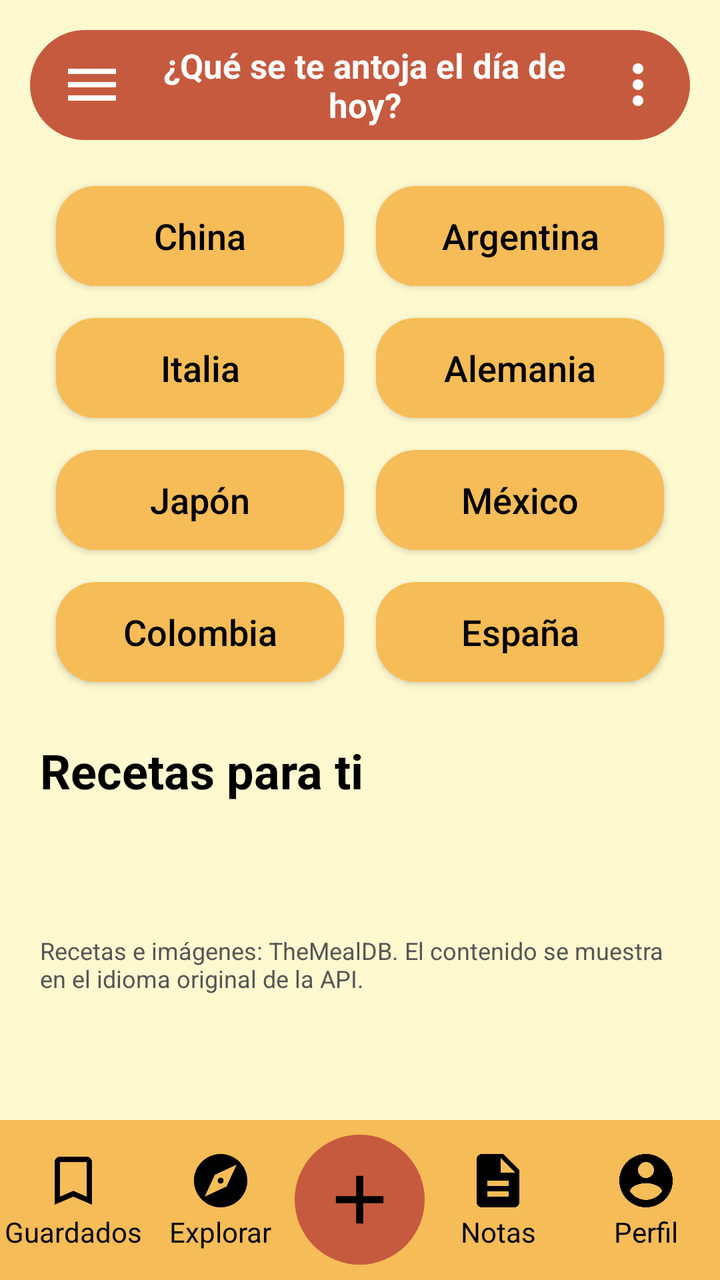
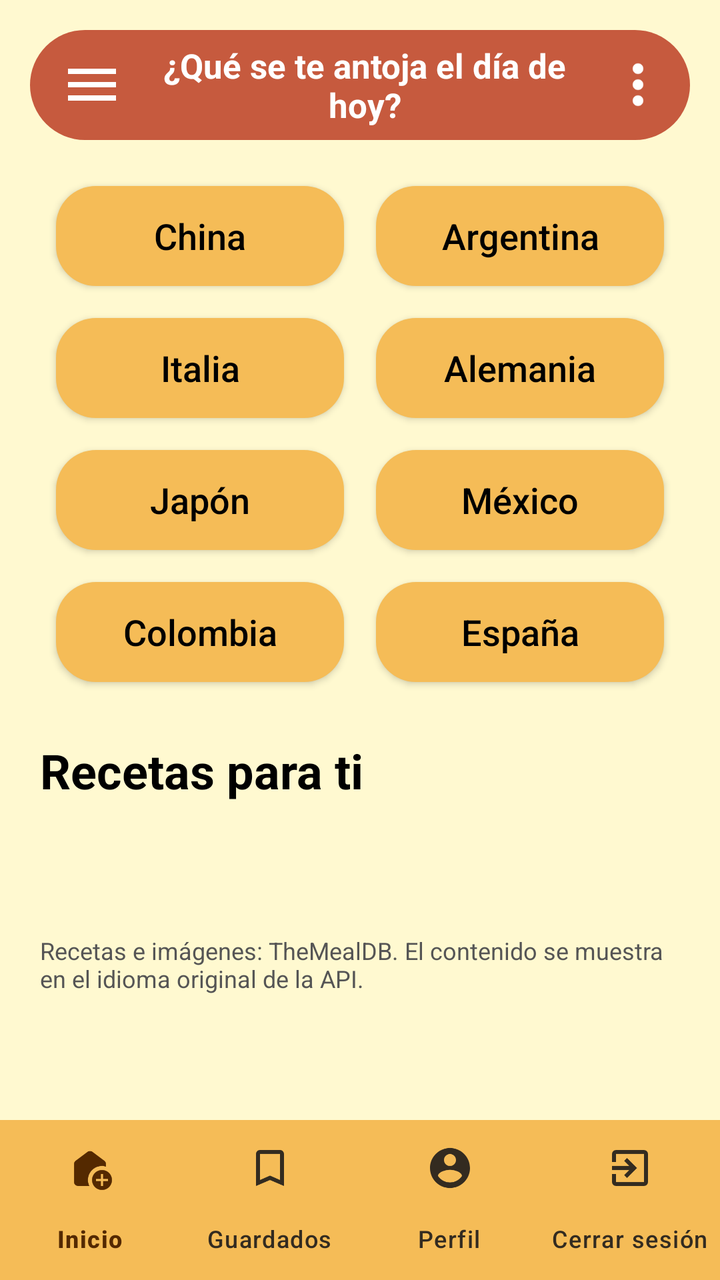

The first picture is an Android layout as it rendered before a commit; the second is the same layout after the commit. The layout source and the unified diff follow.
<!-- AndroidManifest.xml: application theme Theme.Recetario -->
<!-- res/layout/activity_home.xml -->
<?xml version="1.0" encoding="utf-8"?>
<androidx.constraintlayout.widget.ConstraintLayout xmlns:android="http://schemas.android.com/apk/res/android"
    xmlns:app="http://schemas.android.com/apk/res-auto"
    xmlns:tools="http://schemas.android.com/tools"
    android:id="@+id/main"
    android:layout_width="match_parent"
    android:layout_height="match_parent"
    android:background="#FFF9D0"
    tools:context=".HomeActivity">

    <ScrollView
        android:id="@+id/scrollRecetas"
        android:layout_width="0dp"
        android:layout_height="0dp"
        android:fillViewport="true"
        app:layout_constraintBottom_toTopOf="@id/barraInferior"
        app:layout_constraintEnd_toEndOf="parent"
        app:layout_constraintStart_toStartOf="parent"
        app:layout_constraintTop_toTopOf="parent">
        <LinearLayout
            android:layout_width="match_parent"
            android:layout_height="wrap_content"
            android:orientation="vertical"
            android:paddingBottom="20dp">
        
        <LinearLayout
            android:layout_width="match_parent"
            android:layout_height="55dp"
            android:layout_margin="15dp"
            android:background="@drawable/bg_barra"
            android:gravity="center_vertical"
            android:orientation="horizontal"
            android:paddingStart="15dp"
            android:paddingEnd="10dp">

            <ImageView
                android:layout_width="32dp"
                android:layout_height="32dp"
                android:src="@drawable/ic_menu" />

            <TextView
                android:id="@+id/tvBienvenida"
                android:layout_width="0dp"
                android:layout_height="wrap_content"
                android:layout_weight="1"
                android:gravity="center"
                android:text="¿Qué se te antoja el día de hoy?"
                android:textColor="#FFFFFF"
                android:textSize="17sp"
                android:textStyle="bold" />

            <ImageView
                android:layout_width="32dp"
                android:layout_height="32dp"
                android:src="@drawable/ic_mas_opciones" />

        </LinearLayout>

        

        <LinearLayout
            android:layout_width="match_parent"
            android:layout_height="wrap_content"
            android:layout_marginStart="20dp"
            android:layout_marginEnd="20dp"
            android:orientation="horizontal">

            <androidx.appcompat.widget.AppCompatButton
                android:id="@+id/btnChina"
                android:layout_width="0dp"
                android:layout_height="50dp"
                android:layout_margin="8dp"
                android:layout_weight="1"
                android:background="@drawable/bg_boton_pais"
                android:text="China"
                android:textAllCaps="false"
                android:textColor="#000000"
                android:textSize="18sp" />

            <androidx.appcompat.widget.AppCompatButton
                android:id="@+id/btnArgentina"
                android:layout_width="0dp"
                android:layout_height="50dp"
                android:layout_margin="8dp"
                android:layout_weight="1"
                android:background="@drawable/bg_boton_pais"
                android:text="Argentina"
                android:textAllCaps="false"
                android:textColor="#000000"
                android:textSize="18sp" />

        </LinearLayout>

        <LinearLayout
            android:layout_width="match_parent"
            android:layout_height="wrap_content"
            android:layout_marginStart="20dp"
            android:layout_marginEnd="20dp"
            android:orientation="horizontal">

            <androidx.appcompat.widget.AppCompatButton
                android:id="@+id/btnItalia"
                android:layout_width="0dp"
                android:layout_height="50dp"
                android:layout_margin="8dp"
                android:layout_weight="1"
                android:background="@drawable/bg_boton_pais"
                android:text="Italia"
                android:textAllCaps="false"
                android:textColor="#000000"
                android:textSize="18sp" />

            <androidx.appcompat.widget.AppCompatButton
                android:id="@+id/btnAlemania"
                android:layout_width="0dp"
                android:layout_height="50dp"
                android:layout_margin="8dp"
                android:layout_weight="1"
                android:background="@drawable/bg_boton_pais"
                android:text="Alemania"
                android:textAllCaps="false"
                android:textColor="#000000"
                android:textSize="18sp" />

        </LinearLayout>

        <LinearLayout
            android:layout_width="match_parent"
            android:layout_height="wrap_content"
            android:layout_marginStart="20dp"
            android:layout_marginEnd="20dp"
            android:orientation="horizontal">

            <androidx.appcompat.widget.AppCompatButton
                android:id="@+id/btnJapon"
                android:layout_width="0dp"
                android:layout_height="50dp"
                android:layout_margin="8dp"
                android:layout_weight="1"
                android:background="@drawable/bg_boton_pais"
                android:text="Japón"
                android:textAllCaps="false"
                android:textColor="#000000"
                android:textSize="18sp" />

            <androidx.appcompat.widget.AppCompatButton
                android:id="@+id/btnMexico"
                android:layout_width="0dp"
                android:layout_height="50dp"
                android:layout_margin="8dp"
                android:layout_weight="1"
                android:background="@drawable/bg_boton_pais"
                android:text="México"
                android:textAllCaps="false"
                android:textColor="#000000"
                android:textSize="18sp" />

        </LinearLayout>

        <LinearLayout
            android:layout_width="match_parent"
            android:layout_height="wrap_content"
            android:layout_marginStart="20dp"
            android:layout_marginEnd="20dp"
            android:orientation="horizontal">

            <androidx.appcompat.widget.AppCompatButton
                android:id="@+id/btnColombia"
                android:layout_width="0dp"
                android:layout_height="50dp"
                android:layout_margin="8dp"
                android:layout_weight="1"
                android:background="@drawable/bg_boton_pais"
                android:text="Colombia"
                android:textAllCaps="false"
                android:textColor="#000000"
                android:textSize="18sp" />

            <androidx.appcompat.widget.AppCompatButton
                android:id="@+id/btnEspana"
                android:layout_width="0dp"
                android:layout_height="50dp"
                android:layout_margin="8dp"
                android:layout_weight="1"
                android:background="@drawable/bg_boton_pais"
                android:text="España"
                android:textAllCaps="false"
                android:textColor="#000000"
                android:textSize="18sp" />

        </LinearLayout>

            <TextView
                android:id="@+id/tvTituloRecetas"
                android:layout_width="match_parent"
                android:layout_height="wrap_content"
                android:layout_marginHorizontal="20dp"
                android:layout_marginTop="20dp"
                android:text="@string/recetas_para_ti"
                android:textColor="#000000"
                android:textSize="24sp"
                android:textStyle="bold" />
            <TextView
                android:id="@+id/tvEstado"
                android:layout_width="match_parent"
                android:layout_height="wrap_content"
                android:layout_marginHorizontal="20dp"
                android:layout_marginVertical="12dp"
                android:accessibilityLiveRegion="polite"
                android:textColor="#333333"
                android:textSize="16sp" />
            <ProgressBar
                android:id="@+id/progresoRecetas"
                android:layout_width="wrap_content"
                android:layout_height="wrap_content"
                android:layout_gravity="center_horizontal"
                android:visibility="gone" />
            <Button
                android:id="@+id/btnReintentar"
                android:layout_width="wrap_content"
                android:layout_height="wrap_content"
                android:layout_gravity="center_horizontal"
                android:text="@string/reintentar"
                android:visibility="gone" />
            <LinearLayout
                android:id="@+id/contenedorRecetas"
                android:layout_width="match_parent"
                android:layout_height="wrap_content"
                android:layout_marginHorizontal="20dp"
                android:orientation="vertical" />
            <TextView
                android:layout_width="match_parent"
                android:layout_height="wrap_content"
                android:layout_margin="20dp"
                android:text="@string/fuente_recetas"
                android:textColor="#555555"
                android:textSize="12sp" />
        </LinearLayout>
    </ScrollView>
    
    <LinearLayout
        android:id="@+id/barraInferior"
        android:layout_width="0dp"
        android:layout_height="80dp"
        android:background="#F5BC57"
        android:gravity="center_vertical"
        android:orientation="horizontal"
        app:layout_constraintBottom_toBottomOf="parent"
        app:layout_constraintEnd_toEndOf="parent"
        app:layout_constraintStart_toStartOf="parent">

        <LinearLayout
            android:id="@+id/btnGuardados"
            android:layout_width="0dp"
            android:layout_height="wrap_content"
            android:layout_weight="1"
            android:gravity="center"
            android:orientation="vertical">

            <ImageView
                android:layout_width="32dp"
                android:layout_height="32dp"
                android:src="@drawable/ic_guardados" />

            <TextView
                android:layout_width="wrap_content"
                android:layout_height="wrap_content"
                android:text="Guardados"
                android:textColor="#000000"
                android:textSize="14sp" />

        </LinearLayout>

        <LinearLayout
            android:id="@+id/btnExplorar"
            android:layout_width="0dp"
            android:layout_height="wrap_content"
            android:layout_weight="1"
            android:gravity="center"
            android:orientation="vertical">

            <ImageView
                android:layout_width="32dp"
                android:layout_height="32dp"
                android:src="@drawable/ic_explorar" />

            <TextView
                android:layout_width="wrap_content"
                android:layout_height="wrap_content"
                android:text="Explorar"
                android:textColor="#000000"
                android:textSize="14sp" />

        </LinearLayout>

        <ImageView
            android:id="@+id/btnAgregar"
            android:layout_width="65dp"
            android:layout_height="65dp"
            android:background="@drawable/bg_circulo"
            android:padding="12dp"
            android:src="@drawable/ic_agregar" />

        <LinearLayout
            android:id="@+id/btnNotas"
            android:layout_width="0dp"
            android:layout_height="wrap_content"
            android:layout_weight="1"
            android:gravity="center"
            android:orientation="vertical">

            <ImageView
                android:layout_width="32dp"
                android:layout_height="32dp"
                android:src="@drawable/ic_notas" />

            <TextView
                android:layout_width="wrap_content"
                android:layout_height="wrap_content"
                android:text="Notas"
                android:textColor="#000000"
                android:textSize="14sp" />

        </LinearLayout>

        <LinearLayout
            android:id="@+id/btnPerfil"
            android:layout_width="0dp"
            android:layout_height="wrap_content"
            android:layout_weight="1"
            android:gravity="center"
            android:orientation="vertical">

            <ImageView
                android:layout_width="32dp"
                android:layout_height="32dp"
                android:src="@drawable/ic_perfil" />

            <TextView
                android:layout_width="wrap_content"
                android:layout_height="wrap_content"
                android:text="Perfil"
                android:textColor="#000000"
                android:textSize="14sp" />

        </LinearLayout>

    </LinearLayout>

</androidx.constraintlayout.widget.ConstraintLayout>
<!-- resources referenced by this layout -->
<resources>
  <!-- drawable bg_barra (drawable) -->
  <?xml version="1.0" encoding="utf-8"?>
  <shape xmlns:android="http://schemas.android.com/apk/res/android">
  
      <solid android:color="#C65A3E"/>
      <corners android:radius="30dp"/>
  
  </shape>
  <!-- drawable bg_boton_pais (drawable) -->
  <?xml version="1.0" encoding="utf-8"?>
  <shape xmlns:android="http://schemas.android.com/apk/res/android">
  
      <solid android:color="#F5BC57"/>
      <corners android:radius="20dp"/>
  
  </shape>
  <!-- drawable bg_circulo (drawable) -->
  <?xml version="1.0" encoding="utf-8"?>
  <shape xmlns:android="http://schemas.android.com/apk/res/android" android:shape="oval">
  
      <solid android:color="#C65A3E"/>
  
  </shape>
  <!-- drawable ic_agregar (drawable) -->
  <vector xmlns:android="http://schemas.android.com/apk/res/android" android:height="24dp" android:tint="#000000" android:viewportHeight="24" android:viewportWidth="24" android:width="24dp">
  
      <path android:fillColor="@android:color/white" android:pathData="M19,13h-6v6h-2v-6H5v-2h6V5h2v6h6v2z"/>
  
  </vector>
  <!-- drawable ic_explorar (drawable) -->
  <vector xmlns:android="http://schemas.android.com/apk/res/android" android:height="24dp" android:tint="#000000" android:viewportHeight="24" android:viewportWidth="24" android:width="24dp">
  
      <path android:fillColor="@android:color/white" android:pathData="M12,10.9c-0.61,0 -1.1,0.49 -1.1,1.1s0.49,1.1 1.1,1.1c0.61,0 1.1,-0.49 1.1,-1.1s-0.49,-1.1 -1.1,-1.1zM12,2C6.48,2 2,6.48 2,12s4.48,10 10,10 10,-4.48 10,-10S17.52,2 12,2zM14.19,14.19L6,18l3.81,-8.19L18,6l-3.81,8.19z"/>
  
  </vector>
  <!-- drawable ic_guardados (drawable) -->
  <vector xmlns:android="http://schemas.android.com/apk/res/android" android:height="24dp" android:tint="#000000" android:viewportHeight="24" android:viewportWidth="24" android:width="24dp">
  
      <path android:fillColor="@android:color/white" android:pathData="M17,3H7c-1.1,0 -1.99,0.9 -1.99,2L5,21l7,-3 7,3V5c0,-1.1 -0.9,-2 -2,-2zM17,18l-5,-2.18L7,18V5h10v13z"/>
  
  </vector>
  <!-- drawable ic_menu (drawable) -->
  <vector xmlns:android="http://schemas.android.com/apk/res/android" android:height="24dp" android:tint="#FFFFFF" android:viewportHeight="24" android:viewportWidth="24" android:width="24dp">
  
      <path android:fillColor="@android:color/white" android:pathData="M3,18h18v-2H3v2zM3,13h18v-2H3v2zM3,6v2h18V6H3z"/>
  
  </vector>
  <!-- drawable ic_notas (drawable) -->
  <vector xmlns:android="http://schemas.android.com/apk/res/android" android:height="24dp" android:tint="#000000" android:viewportHeight="24" android:viewportWidth="24" android:width="24dp">
  
      <path android:fillColor="@android:color/white" android:pathData="M14,2H6c-1.1,0 -1.99,0.9 -1.99,2L4,20c0,1.1 0.89,2 1.99,2H18c1.1,0 2,-0.9 2,-2V8l-6,-6zM16,18H8v-2h8v2zM16,14H8v-2h8v2zM13,9V3.5L18.5,9H13z"/>
  
  </vector>
  <!-- drawable ic_perfil (drawable) -->
  <vector xmlns:android="http://schemas.android.com/apk/res/android" android:height="24dp" android:tint="#000000" android:viewportHeight="24" android:viewportWidth="24" android:width="24dp">
  
      <path android:fillColor="@android:color/white" android:pathData="M12,2C6.48,2 2,6.48 2,12s4.48,10 10,10 10,-4.48 10,-10S17.52,2 12,2zM12,5c1.66,0 3,1.34 3,3s-1.34,3 -3,3 -3,-1.34 -3,-3 1.34,-3 3,-3zM12,19.2c-2.5,0 -4.71,-1.28 -6,-3.22 0.03,-1.99 4,-3.08 6,-3.08 1.99,0 5.97,1.09 6,3.08 -1.29,1.94 -3.5,3.22 -6,3.22z"/>
  
  </vector>
  <string name="fuente_recetas">Recetas e imágenes: TheMealDB. El contenido se muestra en el idioma original de la API.</string>
  <string name="recetas_para_ti">Recetas para ti</string>
  <string name="reintentar">Reintentar</string>
  <style name="Theme.Recetario" parent="Base.Theme.Recetario" />
  <style name="Base.Theme.Recetario" parent="Theme.Material3.DayNight.NoActionBar">
          
          
          
          <item name="android:windowSplashScreenAnimatedIcon" tools:targetApi="31">@android:color/transparent</item>
      </style>
  <!-- unchanged entries left out for length: 1 -->
</resources>

<!-- the commit's change to res/layout/activity_home.xml (unified diff, before → after) -->
@@ -237,114 +237,17 @@
                 android:textSize="12sp" />
         </LinearLayout>
     </ScrollView>
-    
-    <LinearLayout
+    <com.google.android.material.bottomnavigation.BottomNavigationView
         android:id="@+id/barraInferior"
         android:layout_width="0dp"
-        android:layout_height="80dp"
+        android:layout_height="wrap_content"
         android:background="#F5BC57"
-        android:gravity="center_vertical"
-        android:orientation="horizontal"
+        app:itemIconTint="@color/menu_color"
+        app:itemTextColor="@color/menu_color"
+        app:labelVisibilityMode="labeled"
+        app:itemHorizontalTranslationEnabled="false"
+        app:menu="@menu/menu_bottom"
         app:layout_constraintBottom_toBottomOf="parent"
         app:layout_constraintEnd_toEndOf="parent"
-        app:layout_constraintStart_toStartOf="parent">
-
-        <LinearLayout
-            android:id="@+id/btnGuardados"
-            android:layout_width="0dp"
-            android:layout_height="wrap_content"
-            android:layout_weight="1"
-            android:gravity="center"
-            android:orientation="vertical">
-
-            <ImageView
-                android:layout_width="32dp"
-                android:layout_height="32dp"
-                android:src="@drawable/ic_guardados" />
-
-            <TextView
-                android:layout_width="wrap_content"
-                android:layout_height="wrap_content"
-                android:text="Guardados"
-                android:textColor="#000000"
-                android:textSize="14sp" />
-
-        </LinearLayout>
-
-        <LinearLayout
-            android:id="@+id/btnExplorar"
-            android:layout_width="0dp"
-            android:layout_height="wrap_content"
-            android:layout_weight="1"
-            android:gravity="center"
-            android:orientation="vertical">
-
-            <ImageView
-                android:layout_width="32dp"
-                android:layout_height="32dp"
-                android:src="@drawable/ic_explorar" />
-
-            <TextView
-                android:layout_width="wrap_content"
-                android:layout_height="wrap_content"
-                android:text="Explorar"
-                android:textColor="#000000"
-                android:textSize="14sp" />
-
-        </LinearLayout>
-
-        <ImageView
-            android:id="@+id/btnAgregar"
-            android:layout_width="65dp"
-            android:layout_height="65dp"
-            android:background="@drawable/bg_circulo"
-            android:padding="12dp"
-            android:src="@drawable/ic_agregar" />
-
-        <LinearLayout
-            android:id="@+id/btnNotas"
-            android:layout_width="0dp"
-            android:layout_height="wrap_content"
-            android:layout_weight="1"
-            android:gravity="center"
-            android:orientation="vertical">
-
-            <ImageView
-                android:layout_width="32dp"
-                android:layout_height="32dp"
-                android:src="@drawable/ic_notas" />
-
-            <TextView
-                android:layout_width="wrap_content"
-                android:layout_height="wrap_content"
-                android:text="Notas"
-                android:textColor="#000000"
-                android:textSize="14sp" />
-
-        </LinearLayout>
-
-        <LinearLayout
-            android:id="@+id/btnPerfil"
-            android:layout_width="0dp"
-            android:layout_height="wrap_content"
-            android:layout_weight="1"
-            android:gravity="center"
-            android:orientation="vertical">
-
-            <ImageView
-                android:layout_width="32dp"
-                android:layout_height="32dp"
-                android:src="@drawable/ic_perfil" />
-
-            <TextView
-                android:layout_width="wrap_content"
-                android:layout_height="wrap_content"
-                android:text="Perfil"
-                android:textColor="#000000"
-                android:textSize="14sp" />
-
-        </LinearLayout>
-
-    </LinearLayout>
-
+        app:layout_constraintStart_toStartOf="parent" />
 </androidx.constraintlayout.widget.ConstraintLayout>
<!-- resource entries referenced after the edit -->
@@ -16,47 +16,10 @@
       <corners android:radius="20dp"/>
   
   </shape>
-  <!-- drawable bg_circulo (drawable) -->
-  <?xml version="1.0" encoding="utf-8"?>
-  <shape xmlns:android="http://schemas.android.com/apk/res/android" android:shape="oval">
-  
-      <solid android:color="#C65A3E"/>
-  
-  </shape>
-  <!-- drawable ic_agregar (drawable) -->
-  <vector xmlns:android="http://schemas.android.com/apk/res/android" android:height="24dp" android:tint="#000000" android:viewportHeight="24" android:viewportWidth="24" android:width="24dp">
-  
-      <path android:fillColor="@android:color/white" android:pathData="M19,13h-6v6h-2v-6H5v-2h6V5h2v6h6v2z"/>
-  
-  </vector>
-  <!-- drawable ic_explorar (drawable) -->
-  <vector xmlns:android="http://schemas.android.com/apk/res/android" android:height="24dp" android:tint="#000000" android:viewportHeight="24" android:viewportWidth="24" android:width="24dp">
-  
-      <path android:fillColor="@android:color/white" android:pathData="M12,10.9c-0.61,0 -1.1,0.49 -1.1,1.1s0.49,1.1 1.1,1.1c0.61,0 1.1,-0.49 1.1,-1.1s-0.49,-1.1 -1.1,-1.1zM12,2C6.48,2 2,6.48 2,12s4.48,10 10,10 10,-4.48 10,-10S17.52,2 12,2zM14.19,14.19L6,18l3.81,-8.19L18,6l-3.81,8.19z"/>
-  
-  </vector>
-  <!-- drawable ic_guardados (drawable) -->
-  <vector xmlns:android="http://schemas.android.com/apk/res/android" android:height="24dp" android:tint="#000000" android:viewportHeight="24" android:viewportWidth="24" android:width="24dp">
-  
-      <path android:fillColor="@android:color/white" android:pathData="M17,3H7c-1.1,0 -1.99,0.9 -1.99,2L5,21l7,-3 7,3V5c0,-1.1 -0.9,-2 -2,-2zM17,18l-5,-2.18L7,18V5h10v13z"/>
-  
-  </vector>
   <!-- drawable ic_menu (drawable) -->
   <vector xmlns:android="http://schemas.android.com/apk/res/android" android:height="24dp" android:tint="#FFFFFF" android:viewportHeight="24" android:viewportWidth="24" android:width="24dp">
   
       <path android:fillColor="@android:color/white" android:pathData="M3,18h18v-2H3v2zM3,13h18v-2H3v2zM3,6v2h18V6H3z"/>
-  
-  </vector>
-  <!-- drawable ic_notas (drawable) -->
-  <vector xmlns:android="http://schemas.android.com/apk/res/android" android:height="24dp" android:tint="#000000" android:viewportHeight="24" android:viewportWidth="24" android:width="24dp">
-  
-      <path android:fillColor="@android:color/white" android:pathData="M14,2H6c-1.1,0 -1.99,0.9 -1.99,2L4,20c0,1.1 0.89,2 1.99,2H18c1.1,0 2,-0.9 2,-2V8l-6,-6zM16,18H8v-2h8v2zM16,14H8v-2h8v2zM13,9V3.5L18.5,9H13z"/>
-  
-  </vector>
-  <!-- drawable ic_perfil (drawable) -->
-  <vector xmlns:android="http://schemas.android.com/apk/res/android" android:height="24dp" android:tint="#000000" android:viewportHeight="24" android:viewportWidth="24" android:width="24dp">
-  
-      <path android:fillColor="@android:color/white" android:pathData="M12,2C6.48,2 2,6.48 2,12s4.48,10 10,10 10,-4.48 10,-10S17.52,2 12,2zM12,5c1.66,0 3,1.34 3,3s-1.34,3 -3,3 -3,-1.34 -3,-3 1.34,-3 3,-3zM12,19.2c-2.5,0 -4.71,-1.28 -6,-3.22 0.03,-1.99 4,-3.08 6,-3.08 1.99,0 5.97,1.09 6,3.08 -1.29,1.94 -3.5,3.22 -6,3.22z"/>
   
   </vector>
   <string name="fuente_recetas">Recetas e imágenes: TheMealDB. El contenido se muestra en el idioma original de la API.</string>
